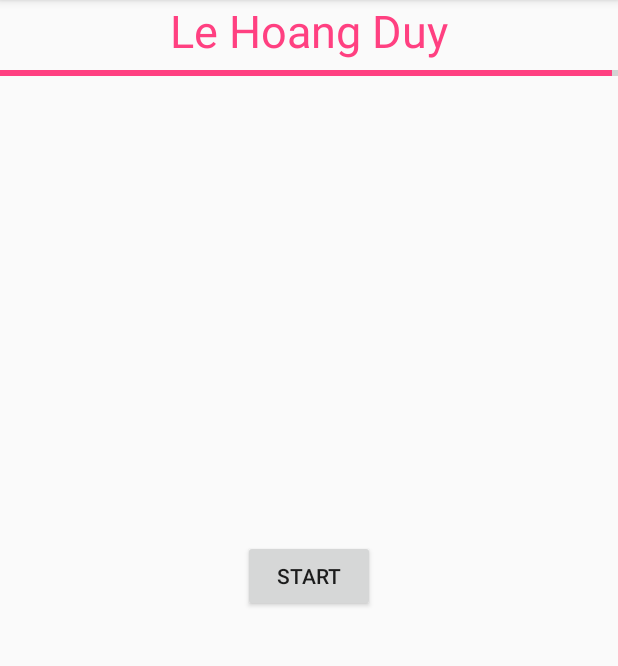
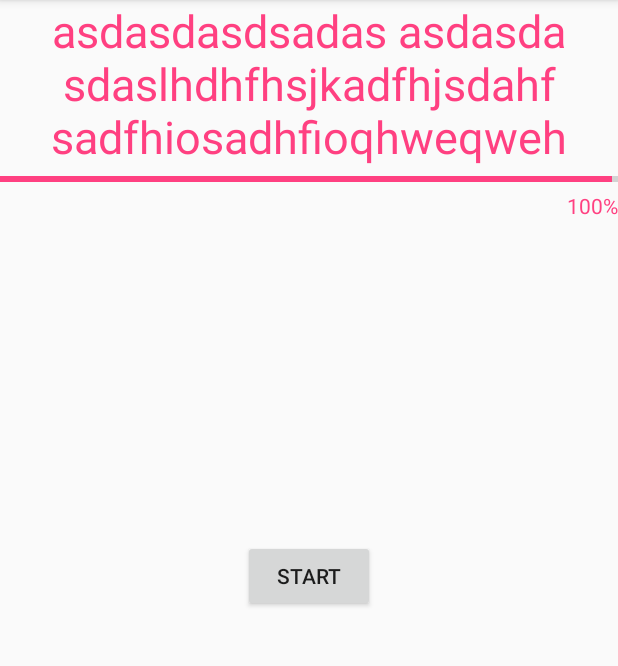
Before and after one commit to at-android/2016-k2-intern, an Android app: the Bai3 screen opened directly, with no data from a screen before it, after a tap on "START", on a phone screen of 412 x 824 dp, the part 84-750 px from its top. Run offline under Robolectric (Android 15) with nearby library versions, the phone set to English and light mode, and no system bars.

Commit message:
update ex3

```diff
--- a/app/src/main/java/vn/asiantech/training/Bai3.java
+++ b/app/src/main/java/vn/asiantech/training/Bai3.java
@@ -18,6 +18,7 @@ public class Bai3 extends AppCompatActivity {
     private String mString;
     private double mProgress = 0;
     private int mIndex = 0;
+    private TextView mTvpercent;
 
     @Override
     protected void onCreate(Bundle savedInstanceState) {
@@ -26,7 +27,8 @@ public class Bai3 extends AppCompatActivity {
         mTvDisplay = (TextView) findViewById(R.id.tvDisplay);
         mProgresBar = (ProgressBar) findViewById(R.id.progressBar);
         mBtnstart = (Button) findViewById(R.id.btnStart);
-        mString = "Le Hoang Duy";
+        mTvpercent = (TextView) findViewById(R.id.tvPercent);
+        mString = "asdasdasdsadas asdasdasdaslhdhfhsjkadfhjsdahf sadfhiosadhfioqhweqweh";
         mBtnstart.setOnClickListener(new View.OnClickListener() {
             @Override
             public void onClick(View v) {
@@ -56,6 +58,7 @@ public class Bai3 extends AppCompatActivity {
         @Override
         protected void onProgressUpdate(Integer... values) {
             super.onProgressUpdate(values);
+            mTvpercent.setText(values[0] + "%");
             mTvDisplay.setText(mTvDisplay.getText() + "" + mString.charAt(mIndex++));
             mProgresBar.setProgress(values[0]);
         }
@@ -63,6 +66,7 @@ public class Bai3 extends AppCompatActivity {
         @Override
         protected void onPostExecute(Void aVoid) {
             mBtnstart.setEnabled(true);
+            mTvpercent.setText("100%");
             Toast.makeText(getApplicationContext(), "Complete", Toast.LENGTH_LONG).show();
             super.onPostExecute(aVoid);
         }
--- a/app/src/main/res/layout/activity_bai3.xml
+++ b/app/src/main/res/layout/activity_bai3.xml
@@ -30,4 +30,14 @@
         android:layout_centerVertical="true"
         android:text="@string/activity_bai2_btnstart" />
 
+    <TextView
+        android:id="@+id/tvPercent"
+        android:layout_width="wrap_content"
+        android:layout_height="wrap_content"
+        android:layout_alignParentEnd="true"
+        android:layout_alignParentRight="true"
+        android:layout_below="@+id/progressBar"
+        android:textAppearance="?android:attr/textAppearanceSmall"
+        android:textColor="@color/colorAccent" />
+
 </RelativeLayout>
```
